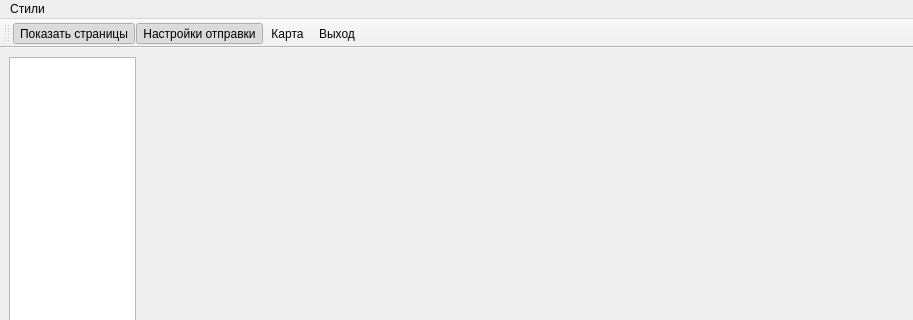
Jomart02/Lazuli, file ui/MainWindow/MainWindow.ui: the form before one commit; both pictures show x 0 to 913 and y 0 to 320 of the 913 by 838 pixel window.
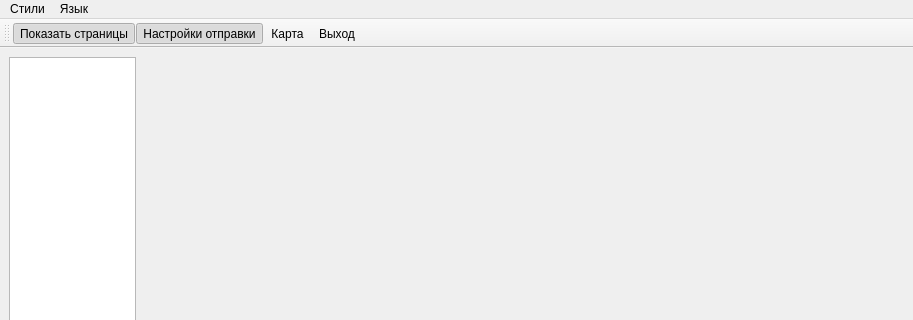
The form after the commit. Custom widgets are drawn as their Qt base class.

```diff
--- a/ui/MainWindow/MainWindow.ui
+++ b/ui/MainWindow/MainWindow.ui
@@ -85,6 +85,9 @@
      <height>22</height>
     </rect>
    </property>
+   <property name="autoFillBackground">
+    <bool>true</bool>
+   </property>
    <widget class="QMenu" name="menuCnbkb">
     <property name="title">
      <string>Стили</string>
@@ -92,7 +95,13 @@
     <addaction name="actionDay"/>
     <addaction name="actionNight"/>
    </widget>
+   <widget class="QMenu" name="languageMenu">
+    <property name="title">
+     <string>Язык</string>
+    </property>
+   </widget>
    <addaction name="menuCnbkb"/>
+   <addaction name="languageMenu"/>
   </widget>
   <action name="ShowPages">
    <property name="checkable">
```
